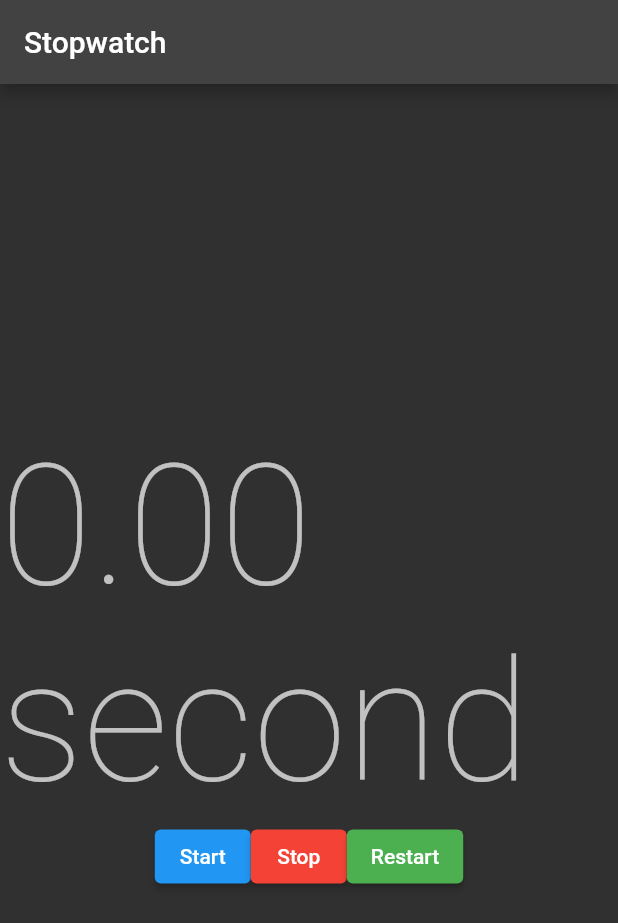
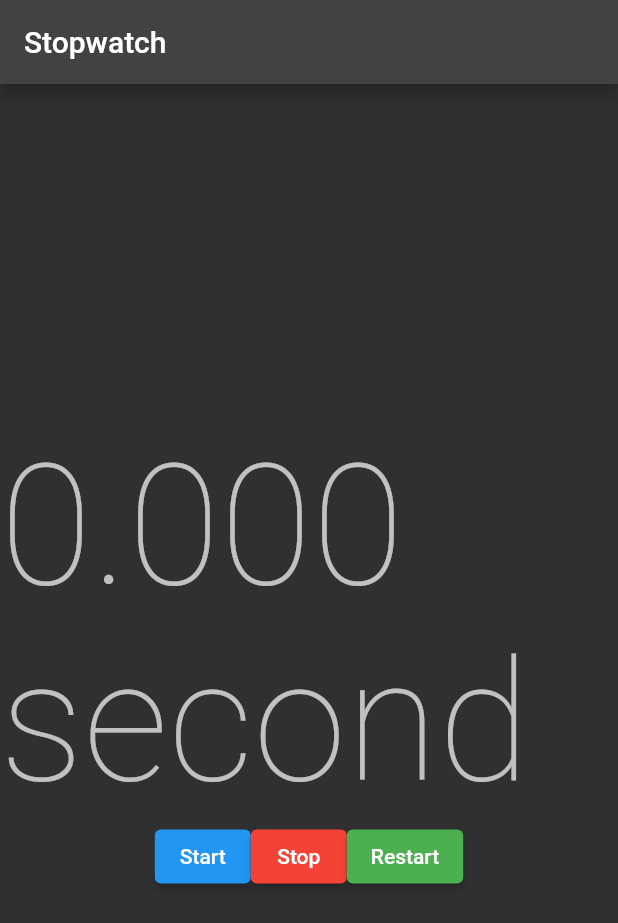
Before and after one commit to atuvshinjargal/mobileAppCourseJune, a Flutter app: the screen it shows after launch, on a phone screen of 412 x 824 dp. Shown: the top 923 px of the screen. Run offline on Flutter 3.47's test engine with Material 2 defaults, Android fonts, the phone set to English and light mode, and no system bars.

Commit message:
3 orontoi

```diff
--- a/lib/stopwatch.dart
+++ b/lib/stopwatch.dart
@@ -17,11 +17,11 @@ class _StopWatchState extends State<StopWatch> {
   @override
   void initState() {
     seconds = 0;
-    timer = Timer.periodic(Duration(milliseconds: 10), (timer) {
+    timer = Timer.periodic(Duration(milliseconds: 1), (timer) {
       setState(
         () {
           if (isTicking == true) {
-            seconds = seconds + 0.01; //seconds = seconds + 1;
+            seconds = seconds + 0.001; //seconds = seconds + 1;
           }
         },
       );
@@ -46,7 +46,7 @@ class _StopWatchState extends State<StopWatch> {
           mainAxisAlignment: MainAxisAlignment.center,
           children: [
             Text(
-              '${seconds.toStringAsFixed(2)} second',
+              '${seconds.toStringAsFixed(3)} second',
               style: Theme.of(context).textTheme.headline1,
             ),
             Row(
```
